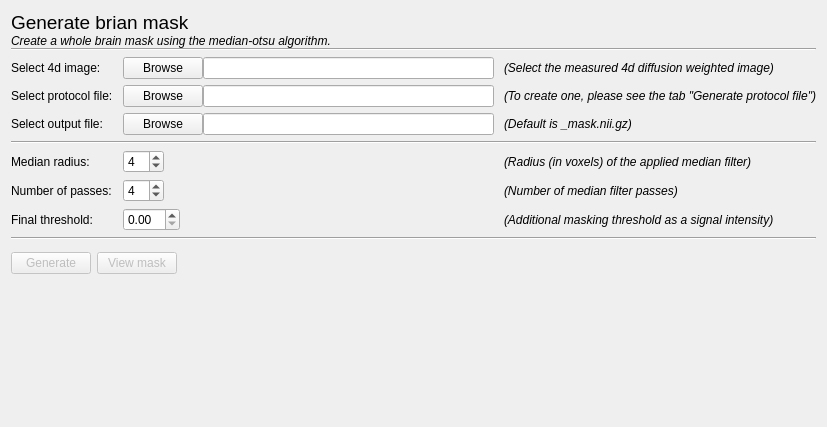
The window that mdt/data/qt_designs/generate_brain_mask_tab.ui (robbert-harms/MDT) describes before a commit, drawn with Qt 5.
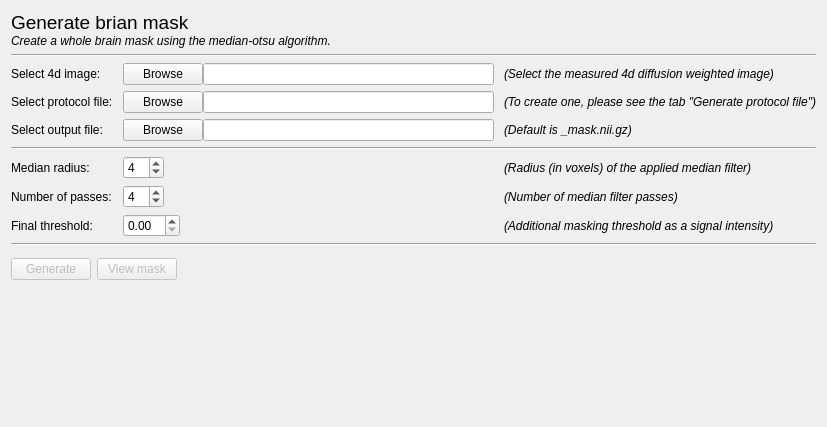
The same window after the commit.

The edit to the form file:
```diff
--- a/mdt/data/qt_designs/generate_brain_mask_tab.ui
+++ b/mdt/data/qt_designs/generate_brain_mask_tab.ui
@@ -22,6 +22,9 @@
      <property name="spacing">
       <number>0</number>
      </property>
+     <property name="bottomMargin">
+      <number>0</number>
+     </property>
      <item>
       <widget class="QLabel" name="label">
        <property name="font">
@@ -46,6 +49,8 @@
        </property>
       </widget>
      </item>
+    </layout>
+   </item>
      <item>
       <widget class="Line" name="line">
        <property name="frameShadow">
@@ -58,8 +63,6 @@
         <enum>Qt::Horizontal</enum>
        </property>
       </widget>
-     </item>
-    </layout>
    </item>
    <item>
     <layout class="QGridLayout" name="gridLayout" rowstretch="0,0,0,0,0,0,0">
```
Lines whose indentation alone changed are shown as unchanged.
